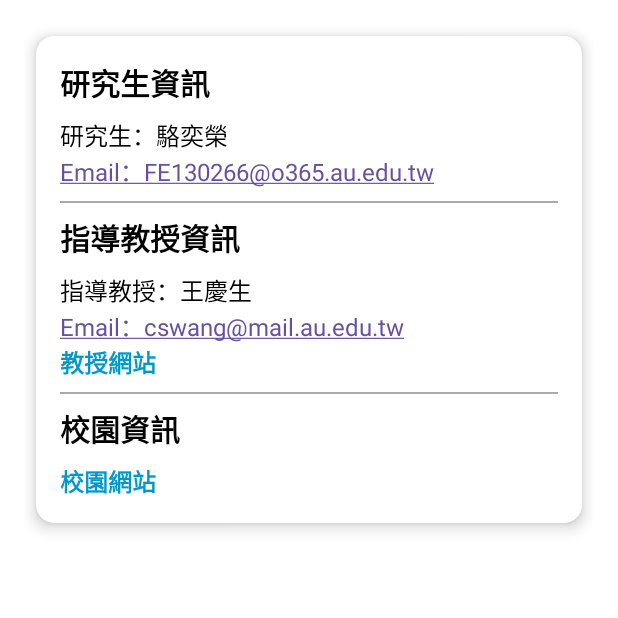
After one commit to YiLong0120/AndroidLaserPenLastest, an Android app: the StudentAndSchoolInfoActivity screen opened directly, with no data from a screen before it, on a phone screen of 412 x 824 dp, the top half of it. The commit adds this screen. Run offline under Robolectric (Android 15) with nearby library versions, the phone set to English and light mode, and no system bars.

Commit message:
最後版本

```diff
--- a/app/src/main/AndroidManifest.xml
+++ b/app/src/main/AndroidManifest.xml
@@ -46,7 +46,7 @@
             </intent-filter>
         </activity>
         <activity android:name=".HSVActivity" />
-
+        <activity android:name=".StudentAndSchoolInfoActivity" />
 
 
         <service android:name=".FloatingCameraService"
--- /dev/null
+++ b/app/src/main/java/com/example/laserpenv1/StudentAndSchoolInfoActivity.java
@@ -0,0 +1,27 @@
+package com.example.laserpenv1;
+
+import android.content.Intent;
+import android.net.Uri;
+import android.os.Bundle;
+import android.view.View;
+import androidx.appcompat.app.AppCompatActivity;
+
+public class StudentAndSchoolInfoActivity extends AppCompatActivity {
+    @Override
+    protected void onCreate(Bundle savedInstanceState) {
+        super.onCreate(savedInstanceState);
+        setContentView(R.layout.activity_student_and_school_info);
+    }
+
+    // 打開教授網站
+    public void openProfessorWebsite(View view) {
+        Intent browserIntent = new Intent(Intent.ACTION_VIEW, Uri.parse("https://sites.google.com/view/cswang/"));
+        startActivity(browserIntent);
+    }
+
+    // 打開校園網站
+    public void openCampusWebsite(View view) {
+        Intent browserIntent = new Intent(Intent.ACTION_VIEW, Uri.parse("https://csie.au.edu.tw/index.php?Lang=zh-tw"));
+        startActivity(browserIntent);
+    }
+}
--- a/app/src/main/res/layout/activity_start_screen.xml
+++ b/app/src/main/res/layout/activity_start_screen.xml
@@ -91,7 +91,7 @@
             android:id="@+id/teacherInfoButton"
             android:layout_width="match_parent"
             android:layout_height="wrap_content"
-            android:text="教授資訊"
+            android:text="導生與學校資訊"
             android:layout_marginBottom="20dp"
             android:background="@drawable/button_background"
             android:textColor="#FFFFFF"
--- /dev/null
+++ b/app/src/main/res/layout/activity_student_and_school_info.xml
@@ -0,0 +1,125 @@
+<?xml version="1.0" encoding="utf-8"?>
+<androidx.constraintlayout.widget.ConstraintLayout
+    xmlns:android="http://schemas.android.com/apk/res/android"
+    xmlns:app="http://schemas.android.com/apk/res-auto"
+    android:layout_width="match_parent"
+    android:layout_height="match_parent"
+    android:padding="16dp"
+    android:background="@android:color/white">
+
+    <!-- 卡片容器 -->
+    <androidx.cardview.widget.CardView
+        android:layout_width="match_parent"
+        android:layout_height="wrap_content"
+        android:layout_margin="8dp"
+        app:cardCornerRadius="12dp"
+        app:cardElevation="6dp"
+        app:cardBackgroundColor="@android:color/white"
+        app:layout_constraintTop_toTopOf="parent"
+        app:layout_constraintStart_toStartOf="parent"
+        app:layout_constraintEnd_toEndOf="parent">
+
+        <LinearLayout
+            android:layout_width="match_parent"
+            android:layout_height="wrap_content"
+            android:orientation="vertical"
+            android:padding="16dp">
+
+            <!-- 研究生資訊 -->
+            <TextView
+                android:layout_width="wrap_content"
+                android:layout_height="wrap_content"
+                android:text="研究生資訊"
+                android:textSize="20sp"
+                android:textStyle="bold"
+                android:textColor="@android:color/black"
+                android:paddingBottom="8dp" />
+
+            <TextView
+                android:layout_width="wrap_content"
+                android:layout_height="wrap_content"
+                android:text="研究生：駱奕榮"
+                android:textSize="16sp"
+                android:textColor="@android:color/black" />
+
+            <TextView
+                android:layout_width="wrap_content"
+                android:layout_height="wrap_content"
+                android:text="Email：FE130266@o365.au.edu.tw"
+                android:textSize="16sp"
+                android:textColor="@android:color/holo_blue_dark"
+                android:autoLink="email" />
+
+            <!-- 分隔線 -->
+            <View
+                android:layout_width="match_parent"
+                android:layout_height="1dp"
+                android:background="@android:color/darker_gray"
+                android:layout_marginVertical="8dp" />
+
+            <!-- 指導教授資訊 -->
+            <TextView
+                android:layout_width="wrap_content"
+                android:layout_height="wrap_content"
+                android:text="指導教授資訊"
+                android:textSize="20sp"
+                android:textStyle="bold"
+                android:textColor="@android:color/black"
+                android:paddingBottom="8dp" />
+
+            <TextView
+                android:layout_width="wrap_content"
+                android:layout_height="wrap_content"
+                android:text="指導教授：王慶生"
+                android:textSize="16sp"
+                android:textColor="@android:color/black" />
+
+            <TextView
+                android:layout_width="wrap_content"
+                android:layout_height="wrap_content"
+                android:text="Email：cswang@mail.au.edu.tw"
+                android:textSize="16sp"
+                android:textColor="@android:color/holo_blue_dark"
+                android:autoLink="email" />
+
+            <TextView
+                android:layout_width="wrap_content"
+                android:layout_height="wrap_content"
+                android:text="教授網站"
+                android:textSize="16sp"
+                android:textStyle="bold"
+                android:textColor="@android:color/holo_blue_dark"
+                android:clickable="true"
+                android:onClick="openProfessorWebsite" />
+
+            <!-- 分隔線 -->
+            <View
+                android:layout_width="match_parent"
+                android:layout_height="1dp"
+                android:background="@android:color/darker_gray"
+                android:layout_marginVertical="8dp" />
+
+            <!-- 校園資訊 -->
+            <TextView
+                android:layout_width="wrap_content"
+                android:layout_height="wrap_content"
+                android:text="校園資訊"
+                android:textSize="20sp"
+                android:textStyle="bold"
+                android:textColor="@android:color/black"
+                android:paddingBottom="8dp" />
+
+            <TextView
+                android:layout_width="wrap_content"
+                android:layout_height="wrap_content"
+                android:text="校園網站"
+                android:textSize="16sp"
+                android:textStyle="bold"
+                android:textColor="@android:color/holo_blue_dark"
+                android:clickable="true"
+                android:onClick="openCampusWebsite" />
+
+        </LinearLayout>
+    </androidx.cardview.widget.CardView>
+
+</androidx.constraintlayout.widget.ConstraintLayout>
--- a/app/src/main/res/layout/floating_button_back.xml
+++ b/app/src/main/res/layout/floating_button_back.xml
@@ -10,6 +10,7 @@
         android:layout_width="48dp"
         android:layout_height="48dp"
         android:src="@drawable/homebtn"
+        android:background="@android:color/transparent"
         android:scaleType="fitCenter"
         android:adjustViewBounds="true"
         android:padding="8dp"
```
Also changed, not shown: app/src/main/java/com/example/laserpenv1/ClickAccessibilityService.java (added, +138 -0 lines), app/src/main/java/com/example/laserpenv1/FloatingCameraService.java (+67 -35 lines), app/src/main/java/com/example/laserpenv1/StartScreenActivity.java (+17 -10 lines), app/src/main/res/layout/floating_button_layout.xml (+27 -11 lines).
